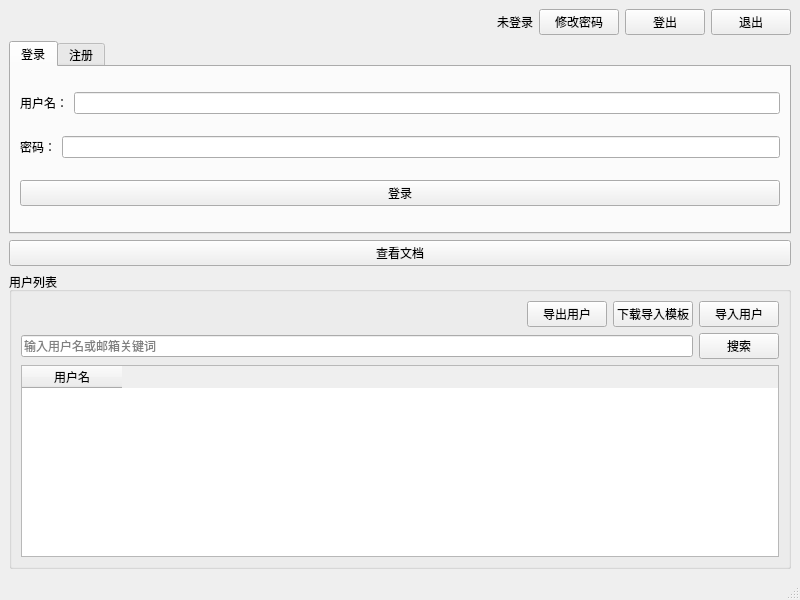
Old version of the form mainwindow.ui in the repository Yan-kaige/CPPManagementSystemWithQt.
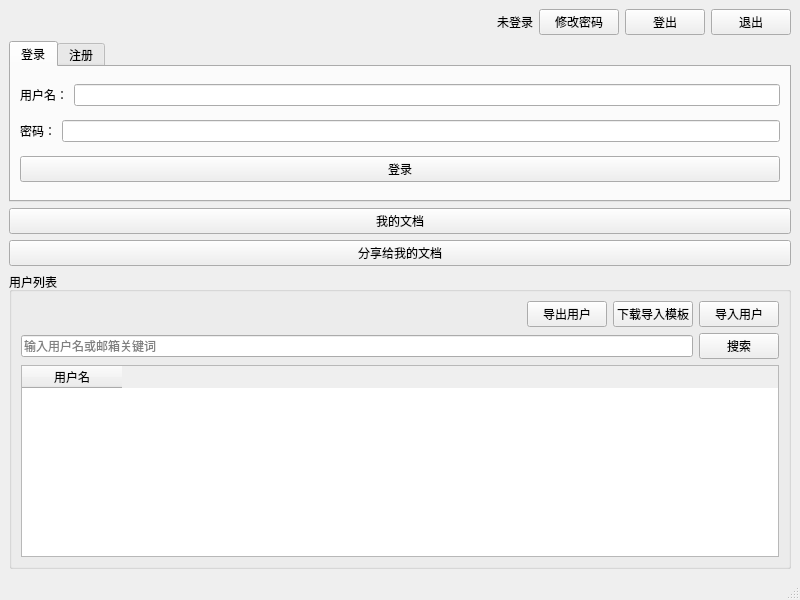
New version of the form.

Commit message: 文件分享功能

What changed in the file:
```diff
--- a/mainwindow.ui
+++ b/mainwindow.ui
@@ -202,7 +202,17 @@
     <item>
      <widget class="QPushButton" name="btnViewDocs">
       <property name="text">
-       <string>查看文档</string>
+       <string>我的文档</string>
+      </property>
+      <property name="visible">
+       <bool>false</bool>
+      </property>
+     </widget>
+    </item>
+    <item>
+     <widget class="QPushButton" name="btnViewSharedDocs">
+      <property name="text">
+       <string>分享给我的文档</string>
       </property>
       <property name="visible">
        <bool>false</bool>
```
The commit also changes 14 other files.
